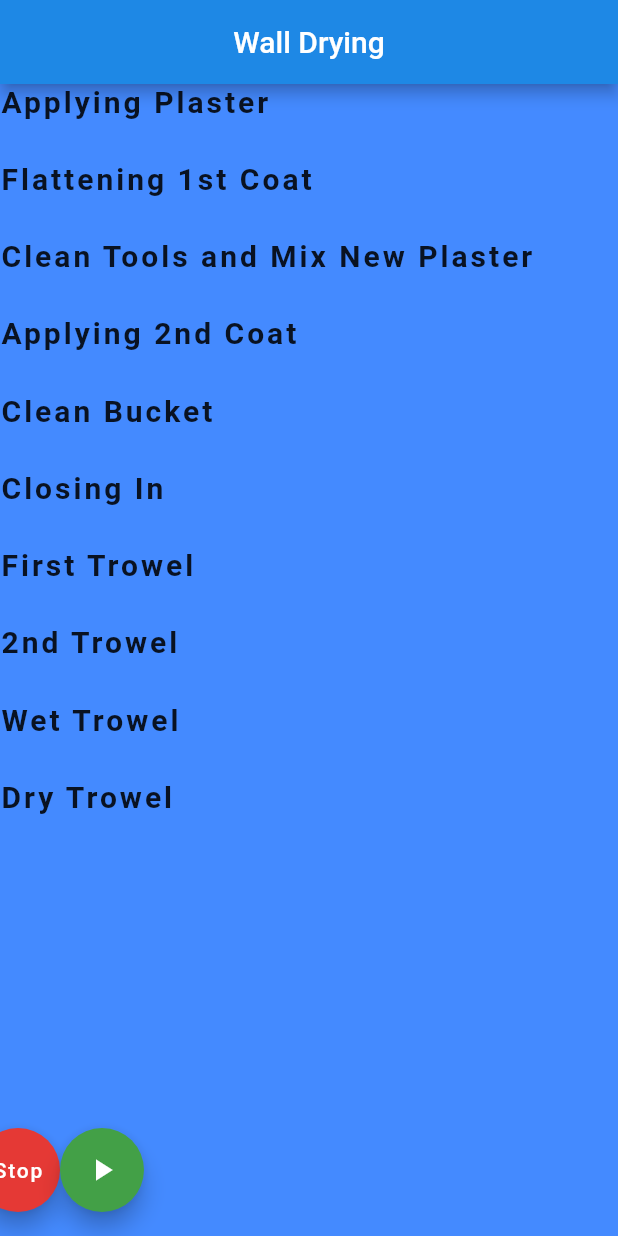
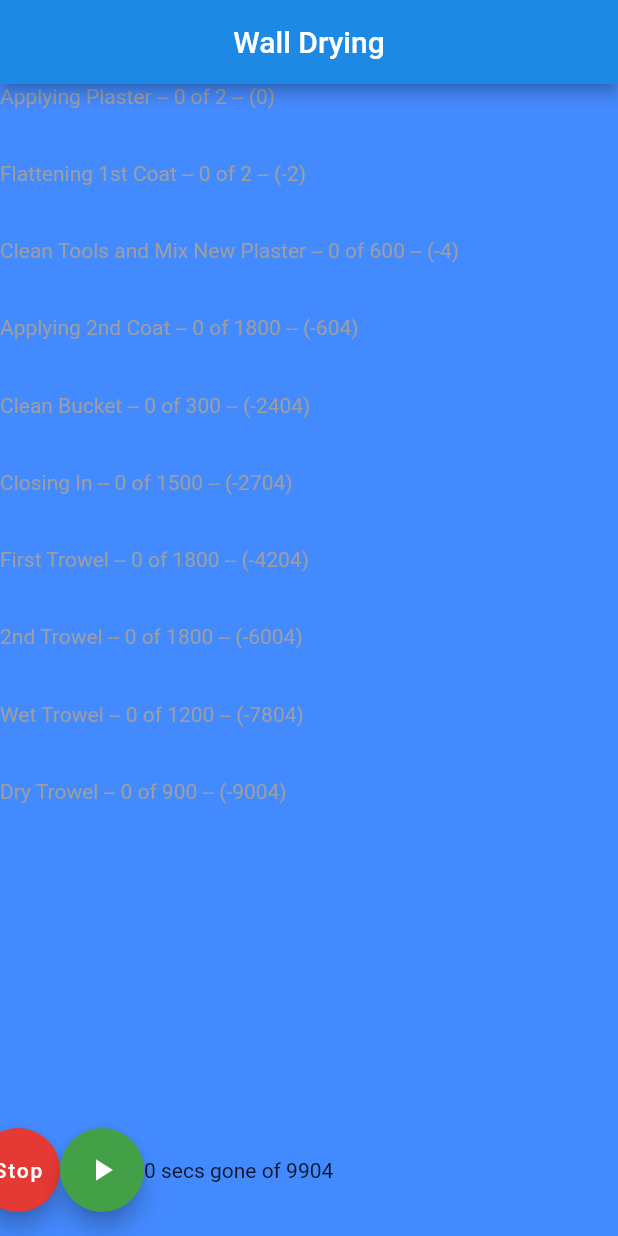
Before and after one commit to bugthing/platering_timer, a Flutter app: the screen it shows after launch, after a tap on "Start", on a phone screen of 412 x 824 dp. Run offline on Flutter 3.47's test engine with Material 2 defaults, Android fonts, the phone set to English and light mode, and no system bars.

Commit message:
Added Stage class and some getters

```diff
--- a/lib/pages/wall_timer.dart
+++ b/lib/pages/wall_timer.dart
@@ -12,7 +12,6 @@ class _WallTimerState extends State<WallTimer> {
   WallTime wall = WallTime();
   Map data = {};
   Timer _timer;
-  int _seconds = 0;
   IconData icon = Icons.play_arrow;
 
   void startTimer() {
@@ -38,19 +37,14 @@ class _WallTimerState extends State<WallTimer> {
     data = data.isNotEmpty ? data : ModalRoute.of(context).settings.arguments;
     wall.name = data['name'];
 
-    if ( wall.isNewStage() ) {
+    if ( wall.isNewStage ) {
       print("Play sounds, just moved onto next stage");
     }
 
     List<Widget> rows = wall.stages.map((stage) {
       return Text(
-        stage['title'],
-        style: TextStyle(
-          fontSize: 20.0,
-          fontWeight: FontWeight.bold,
-          letterSpacing: 2.0,
-        )
-      );
+        "${ stage.title } -- ${stage.summary}",
+        style: TextStyle(color: stage.isActive ? Colors.green : Colors.grey));
     }).toList();
 
     return Scaffold(
@@ -83,13 +77,13 @@ class _WallTimerState extends State<WallTimer> {
               if ( _timer != null && _timer.isActive ) {
                 _timer.cancel();
               } else {
-                icon = Icons.pause;
                 startTimer();
               }
             },
             backgroundColor: Colors.green[600],
             child: Icon(icon),
           ),
+          Text("${wall.countDown}"),
         ]
       )
     );
--- a/lib/services/wall_time.dart
+++ b/lib/services/wall_time.dart
@@ -1,8 +1,49 @@
+class Stage {
+  Map data;
+  int secondsPast;
+
+  String get title {
+    return data['title'];
+  }
+
+  String get summary {
+    int secsPast = secondsExpired < 0 ? 0 : secondsExpired;
+    if ( secsPast > lengthSecs) secsPast = lengthSecs;
+    return "$secsPast of $lengthSecs -- (${secondsExpired})";
+  }
+
+  int get totalSecs {
+    return data['totalSecs'];
+  }
+
+  int get lengthSecs {
+    return data['secs'];
+  }
+
+  int get secondsExpired {
+    return secondsPast - (totalSecs - lengthSecs);
+  }
+
+  bool get hasStarted {
+    return secondsExpired > 0;
+  }
+
+  bool get hasExpired {
+    return secondsPast > totalSecs;
+  }
+
+  bool get isActive {
+    return hasStarted && !hasExpired;
+  }
+
+  Stage(this.data, this.secondsPast) {
+  }
+}
 
 class WallTime {
   String name;
   int seconds = 0;
-  List<Map> stages = [
+  List<Map> _stages = [
     {
       "title": "Applying Plaster",
       //"secs": 1800
@@ -47,11 +88,32 @@ class WallTime {
     },
   ];
 
+  Stage get current {
+    return stages.firstWhere((stage) => stage.hasStarted && !stage.hasExpired, orElse: () => stages.last);
+  }
+
+  List<Stage> get stages {
+    return _stages.map((stage) {
+      return new Stage(stage, seconds);
+    }).toList();
+  }
+
+  bool get hasFinished {
+    return current ==_stages.last && current.hasExpired;
+  }
+
+  bool get isNewStage {
+    return current.secondsExpired == 0;
+  }
+
+  String get countDown {
+    return "$seconds secs gone of ${ stages.last.totalSecs }";
+  }
+
   WallTime() { // Initialization code goes here.
-
     // Calculate each stage totalSecs
     int totalSecs = 0;
-    stages.forEach((stage) {
+    _stages.forEach((stage) {
       totalSecs += stage['secs'];
       stage['totalSecs'] = totalSecs;
      });
@@ -60,24 +122,4 @@ class WallTime {
   void tick([int secs = 1]) {
     this.seconds += secs;
   }
-
-  bool isFinished() {
-    return current() == stages.last && current()['totalSecs'] < this.seconds;
-  }
-
-  bool isNewStage() {
-    return this.seconds > 0 && current()['totalSecs'] == this.seconds;
-  }
-
-  Map current() {
-    return stages.firstWhere((stage) => stage['totalSecs'] >= this.seconds, orElse: () => stages.last);
-  }
-
-  String currentTitle() {
-    return current()['title'];
-  }
-
-  String title() {
-    return "$seconds - ${ currentTitle() }";
-  }
 }
```
